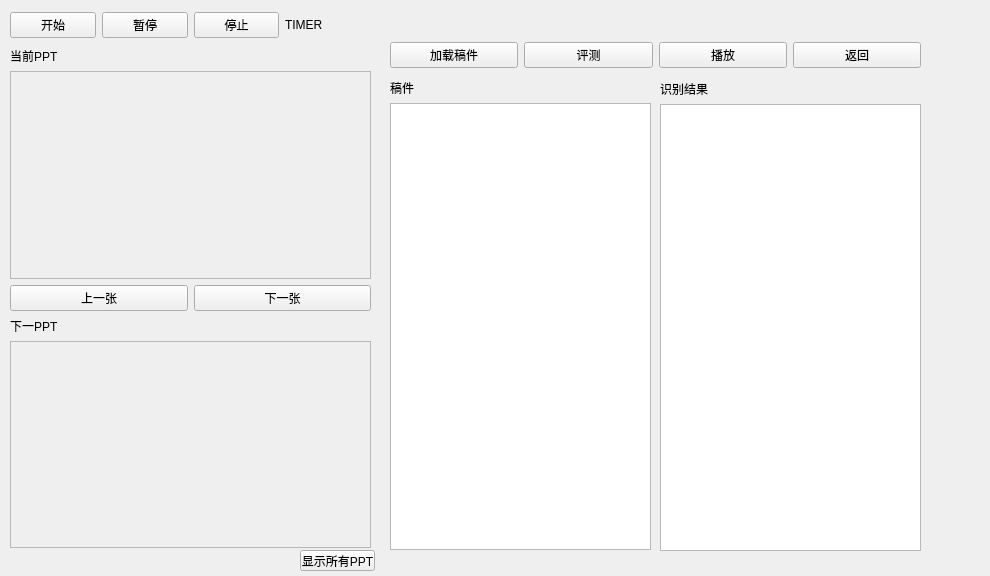
This is src/UI/raw_uis/Practice.ui in Athsus/Speech-Training-Tool as Qt 5 draws it before an edit. The edited form follows.
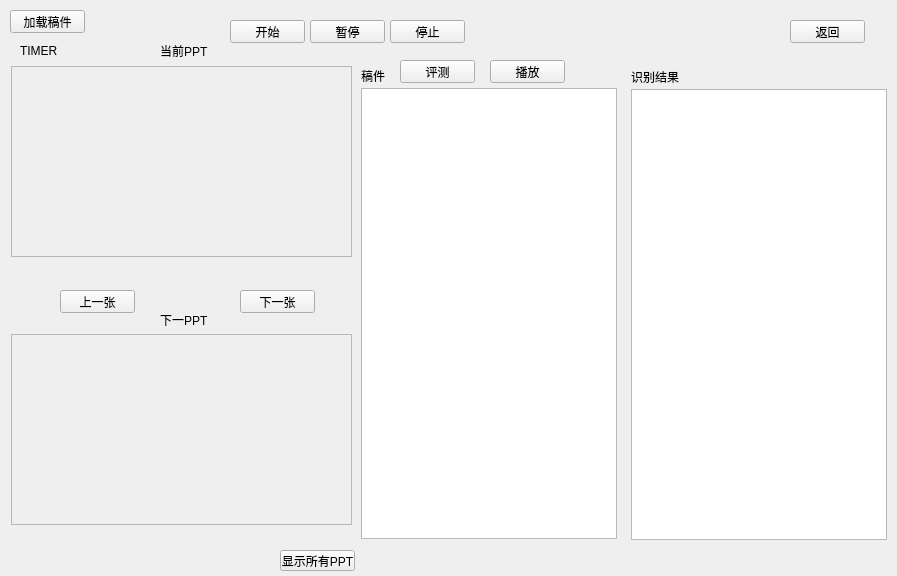
This is the edited form.

The edit to the form file:
```diff
--- a/src/UI/raw_uis/Practice.ui
+++ b/src/UI/raw_uis/Practice.ui
@@ -6,137 +6,17 @@
    <rect>
     <x>0</x>
     <y>0</y>
-    <width>990</width>
+    <width>897</width>
     <height>576</height>
    </rect>
   </property>
   <property name="windowTitle">
    <string>Form</string>
   </property>
-  <widget class="QWidget" name="gridLayoutWidget">
-   <property name="geometry">
-    <rect>
-     <x>390</x>
-     <y>79</y>
-     <width>261</width>
-     <height>471</height>
-    </rect>
-   </property>
-   <layout class="QGridLayout" name="gridLayout">
-    <item row="1" column="0">
-     <widget class="QTextBrowser" name="TEXT">
-      <property name="sizePolicy">
-       <sizepolicy hsizetype="Expanding" vsizetype="Minimum">
-        <horstretch>0</horstretch>
-        <verstretch>0</verstretch>
-       </sizepolicy>
-      </property>
-      <property name="cursor" stdset="0">
-       <cursorShape>IBeamCursor</cursorShape>
-      </property>
-     </widget>
-    </item>
-    <item row="0" column="0">
-     <widget class="QLabel" name="label">
-      <property name="sizePolicy">
-       <sizepolicy hsizetype="Preferred" vsizetype="Fixed">
-        <horstretch>0</horstretch>
-        <verstretch>0</verstretch>
-       </sizepolicy>
-      </property>
-      <property name="text">
-       <string>稿件</string>
-      </property>
-     </widget>
-    </item>
-   </layout>
-  </widget>
-  <widget class="QWidget" name="verticalLayoutWidget">
-   <property name="geometry">
-    <rect>
-     <x>10</x>
-     <y>47</y>
-     <width>361</width>
-     <height>501</height>
-    </rect>
-   </property>
-   <layout class="QVBoxLayout" name="verticalLayout">
-    <item>
-     <widget class="QLabel" name="label_2">
-      <property name="text">
-       <string>当前PPT</string>
-      </property>
-     </widget>
-    </item>
-    <item>
-     <widget class="QLabel" name="PPT">
-      <property name="sizePolicy">
-       <sizepolicy hsizetype="Preferred" vsizetype="Expanding">
-        <horstretch>0</horstretch>
-        <verstretch>0</verstretch>
-       </sizepolicy>
-      </property>
-      <property name="frameShape">
-       <enum>QFrame::StyledPanel</enum>
-      </property>
-      <property name="text">
-       <string/>
-      </property>
-     </widget>
-    </item>
-    <item>
-     <layout class="QHBoxLayout" name="horizontalLayout_3">
-      <item>
-       <widget class="QPushButton" name="LAST">
-        <property name="text">
-         <string>上一张</string>
-        </property>
-       </widget>
-      </item>
-      <item>
-       <widget class="QPushButton" name="NEXT">
-        <property name="sizePolicy">
-         <sizepolicy hsizetype="Minimum" vsizetype="Maximum">
-          <horstretch>0</horstretch>
-          <verstretch>0</verstretch>
-         </sizepolicy>
-        </property>
-        <property name="text">
-         <string>下一张</string>
-        </property>
-       </widget>
-      </item>
-     </layout>
-    </item>
-    <item>
-     <widget class="QLabel" name="label_3">
-      <property name="text">
-       <string>下一PPT</string>
-      </property>
-     </widget>
-    </item>
-    <item>
-     <widget class="QLabel" name="PPT_2">
-      <property name="sizePolicy">
-       <sizepolicy hsizetype="Preferred" vsizetype="Expanding">
-        <horstretch>0</horstretch>
-        <verstretch>0</verstretch>
-       </sizepolicy>
-      </property>
-      <property name="frameShape">
-       <enum>QFrame::StyledPanel</enum>
-      </property>
-      <property name="text">
-       <string/>
-      </property>
-     </widget>
-    </item>
-   </layout>
-  </widget>
   <widget class="QPushButton" name="SHOW_ALL_PPTS">
    <property name="geometry">
     <rect>
-     <x>300</x>
+     <x>280</x>
      <y>550</y>
      <width>75</width>
      <height>21</height>
@@ -146,18 +26,15 @@
     <string>显示所有PPT</string>
    </property>
   </widget>
-  <widget class="QWidget" name="horizontalLayoutWidget">
-   <property name="geometry">
-    <rect>
-     <x>10</x>
-     <y>10</y>
-     <width>361</width>
-     <height>31</height>
-    </rect>
-   </property>
-   <layout class="QHBoxLayout" name="horizontalLayout">
-    <item>
      <widget class="QPushButton" name="START">
+   <property name="geometry">
+    <rect>
+     <x>230</x>
+     <y>20</y>
+     <width>75</width>
+     <height>23</height>
+    </rect>
+   </property>
       <property name="sizePolicy">
        <sizepolicy hsizetype="Expanding" vsizetype="Fixed">
         <horstretch>0</horstretch>
@@ -168,9 +45,15 @@
        <string>开始</string>
       </property>
      </widget>
-    </item>
-    <item>
      <widget class="QPushButton" name="PAUSE">
+   <property name="geometry">
+    <rect>
+     <x>310</x>
+     <y>20</y>
+     <width>75</width>
+     <height>23</height>
+    </rect>
+   </property>
       <property name="sizePolicy">
        <sizepolicy hsizetype="Expanding" vsizetype="Fixed">
         <horstretch>0</horstretch>
@@ -181,9 +64,15 @@
        <string>暂停</string>
       </property>
      </widget>
-    </item>
-    <item>
      <widget class="QPushButton" name="HALT">
+   <property name="geometry">
+    <rect>
+     <x>390</x>
+     <y>20</y>
+     <width>75</width>
+     <height>23</height>
+    </rect>
+   </property>
       <property name="sizePolicy">
        <sizepolicy hsizetype="Expanding" vsizetype="Fixed">
         <horstretch>0</horstretch>
@@ -194,9 +83,15 @@
        <string>停止</string>
       </property>
      </widget>
-    </item>
-    <item>
      <widget class="QLabel" name="TIMER">
+   <property name="geometry">
+    <rect>
+     <x>20</x>
+     <y>40</y>
+     <width>61</width>
+     <height>21</height>
+    </rect>
+   </property>
       <property name="sizePolicy">
        <sizepolicy hsizetype="Expanding" vsizetype="Fixed">
         <horstretch>0</horstretch>
@@ -207,21 +102,117 @@
        <string>TIMER</string>
       </property>
      </widget>
-    </item>
-   </layout>
+  <widget class="QLabel" name="PPT">
+   <property name="geometry">
+    <rect>
+     <x>11</x>
+     <y>66</y>
+     <width>341</width>
+     <height>191</height>
+    </rect>
+   </property>
+   <property name="sizePolicy">
+    <sizepolicy hsizetype="Preferred" vsizetype="Expanding">
+     <horstretch>0</horstretch>
+     <verstretch>0</verstretch>
+    </sizepolicy>
+   </property>
+   <property name="frameShape">
+    <enum>QFrame::StyledPanel</enum>
+   </property>
+   <property name="text">
+    <string/>
+   </property>
   </widget>
-  <widget class="QWidget" name="horizontalLayoutWidget_2">
+  <widget class="QLabel" name="label_2">
    <property name="geometry">
     <rect>
-     <x>390</x>
+     <x>160</x>
      <y>40</y>
-     <width>531</width>
-     <height>31</height>
+     <width>51</width>
+     <height>21</height>
     </rect>
    </property>
-   <layout class="QHBoxLayout" name="horizontalLayout_2">
-    <item>
+   <property name="text">
+    <string>当前PPT</string>
+   </property>
+  </widget>
+  <widget class="QLabel" name="label_3">
+   <property name="geometry">
+    <rect>
+     <x>160</x>
+     <y>310</y>
+     <width>51</width>
+     <height>20</height>
+    </rect>
+   </property>
+   <property name="text">
+    <string>下一PPT</string>
+   </property>
+  </widget>
+  <widget class="QLabel" name="PPT_2">
+   <property name="geometry">
+    <rect>
+     <x>11</x>
+     <y>334</y>
+     <width>341</width>
+     <height>191</height>
+    </rect>
+   </property>
+   <property name="sizePolicy">
+    <sizepolicy hsizetype="Preferred" vsizetype="Expanding">
+     <horstretch>0</horstretch>
+     <verstretch>0</verstretch>
+    </sizepolicy>
+   </property>
+   <property name="frameShape">
+    <enum>QFrame::StyledPanel</enum>
+   </property>
+   <property name="text">
+    <string/>
+   </property>
+  </widget>
+  <widget class="QPushButton" name="LAST">
+   <property name="geometry">
+    <rect>
+     <x>60</x>
+     <y>290</y>
+     <width>75</width>
+     <height>23</height>
+    </rect>
+   </property>
+   <property name="text">
+    <string>上一张</string>
+   </property>
+  </widget>
+  <widget class="QPushButton" name="NEXT">
+   <property name="geometry">
+    <rect>
+     <x>240</x>
+     <y>290</y>
+     <width>75</width>
+     <height>23</height>
+    </rect>
+   </property>
+   <property name="sizePolicy">
+    <sizepolicy hsizetype="Minimum" vsizetype="Maximum">
+     <horstretch>0</horstretch>
+     <verstretch>0</verstretch>
+    </sizepolicy>
+   </property>
+   <property name="text">
+    <string>下一张</string>
+   </property>
+  </widget>
      <widget class="QPushButton" name="LOAD">
+   <property name="geometry">
+    <rect>
+     <x>10</x>
+     <y>10</y>
+     <width>75</width>
+     <height>23</height>
+    </rect>
+   </property>
       <property name="sizePolicy">
        <sizepolicy hsizetype="Expanding" vsizetype="Fixed">
         <horstretch>0</horstretch>
@@ -232,9 +223,15 @@
        <string>加载稿件</string>
       </property>
      </widget>
-    </item>
-    <item>
      <widget class="QPushButton" name="EVALUATE">
+   <property name="geometry">
+    <rect>
+     <x>400</x>
+     <y>60</y>
+     <width>75</width>
+     <height>23</height>
+    </rect>
+   </property>
       <property name="sizePolicy">
        <sizepolicy hsizetype="Expanding" vsizetype="Fixed">
         <horstretch>0</horstretch>
@@ -245,9 +242,15 @@
        <string>评测</string>
       </property>
      </widget>
-    </item>
-    <item>
      <widget class="QPushButton" name="PLAY">
+   <property name="geometry">
+    <rect>
+     <x>490</x>
+     <y>60</y>
+     <width>75</width>
+     <height>23</height>
+    </rect>
+   </property>
       <property name="sizePolicy">
        <sizepolicy hsizetype="Expanding" vsizetype="Fixed">
         <horstretch>0</horstretch>
@@ -258,9 +261,15 @@
        <string>播放</string>
       </property>
      </widget>
-    </item>
-    <item>
      <widget class="QPushButton" name="BACK">
+   <property name="geometry">
+    <rect>
+     <x>790</x>
+     <y>20</y>
+     <width>75</width>
+     <height>23</height>
+    </rect>
+   </property>
       <property name="sizePolicy">
        <sizepolicy hsizetype="Expanding" vsizetype="Fixed">
         <horstretch>0</horstretch>
@@ -271,21 +280,53 @@
        <string>返回</string>
       </property>
      </widget>
-    </item>
-   </layout>
+  <widget class="QTextBrowser" name="TEXT">
+   <property name="geometry">
+    <rect>
+     <x>361</x>
+     <y>88</y>
+     <width>256</width>
+     <height>451</height>
+    </rect>
+   </property>
+   <property name="sizePolicy">
+    <sizepolicy hsizetype="Expanding" vsizetype="Minimum">
+     <horstretch>0</horstretch>
+     <verstretch>0</verstretch>
+    </sizepolicy>
+   </property>
+   <property name="cursor" stdset="0">
+    <cursorShape>IBeamCursor</cursorShape>
+   </property>
   </widget>
-  <widget class="QWidget" name="gridLayoutWidget_2">
+  <widget class="QLabel" name="label">
    <property name="geometry">
     <rect>
-     <x>660</x>
-     <y>80</y>
-     <width>261</width>
-     <height>471</height>
+     <x>361</x>
+     <y>65</y>
+     <width>31</width>
+     <height>21</height>
     </rect>
    </property>
-   <layout class="QGridLayout" name="gridLayout_2">
-    <item row="1" column="0">
+   <property name="sizePolicy">
+    <sizepolicy hsizetype="Preferred" vsizetype="Fixed">
+     <horstretch>0</horstretch>
+     <verstretch>0</verstretch>
+    </sizepolicy>
+   </property>
+   <property name="text">
+    <string>稿件</string>
+   </property>
+  </widget>
      <widget class="QTextBrowser" name="RECONG">
+   <property name="geometry">
+    <rect>
+     <x>631</x>
+     <y>89</y>
+     <width>256</width>
+     <height>451</height>
+    </rect>
+   </property>
       <property name="sizePolicy">
        <sizepolicy hsizetype="Expanding" vsizetype="Minimum">
         <horstretch>0</horstretch>
@@ -296,9 +337,15 @@
        <cursorShape>IBeamCursor</cursorShape>
       </property>
      </widget>
-    </item>
-    <item row="0" column="0">
      <widget class="QLabel" name="label_4">
+   <property name="geometry">
+    <rect>
+     <x>631</x>
+     <y>66</y>
+     <width>71</width>
+     <height>21</height>
+    </rect>
+   </property>
       <property name="sizePolicy">
        <sizepolicy hsizetype="Preferred" vsizetype="Fixed">
         <horstretch>0</horstretch>
@@ -308,9 +355,6 @@
       <property name="text">
        <string>识别结果</string>
       </property>
-     </widget>
-    </item>
-   </layout>
   </widget>
  </widget>
  <resources/>
```
Lines whose indentation alone changed are shown as unchanged.
